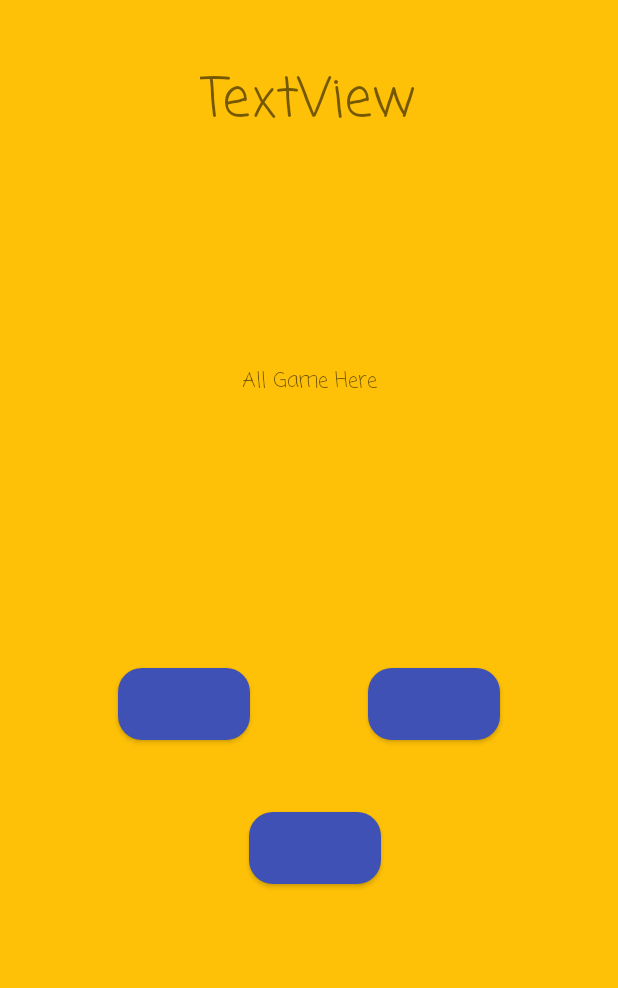
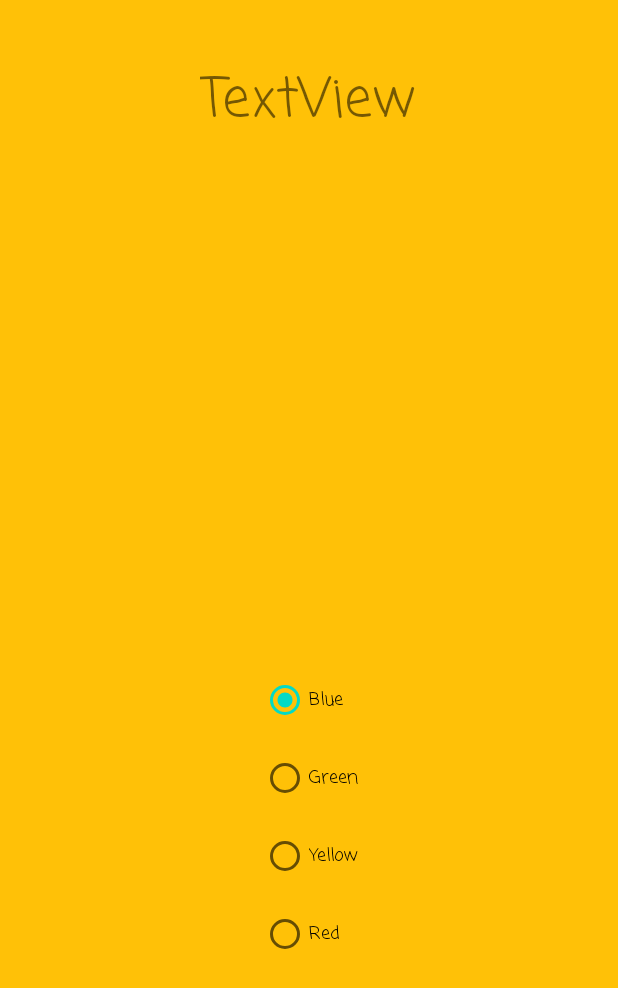
Before and after one commit to dino-sunny/kidsQ, an Android app: the layout questions_fragment.xml on its own in the app's theme, with its tools: preview values and no code run, on a phone screen of 412 x 824 dp. Shown: the top 988 px of the screen. Run offline under Robolectric (Android 15) with nearby library versions, the phone set to English and light mode, and no system bars.

Commit message:
questions added

```diff
--- a/app/src/main/res/layout/questions_fragment.xml
+++ b/app/src/main/res/layout/questions_fragment.xml
@@ -21,51 +21,62 @@
             android:layout_height="wrap_content"
             android:layout_marginTop="148dp"
             android:fontFamily="casual"
-            android:text="All Game Here"
             android:textSize="14sp"
             app:layout_constraintEnd_toEndOf="parent"
             app:layout_constraintHorizontal_bias="0.5"
             app:layout_constraintStart_toStartOf="parent"
             app:layout_constraintTop_toBottomOf="@+id/textView" />
 
-        <Button
-            android:id="@+id/button"
+        <RadioGroup
+            android:id="@+id/questionRadioGroup"
             android:layout_width="wrap_content"
             android:layout_height="wrap_content"
-            android:layout_marginTop="180dp"
-            android:background="@drawable/round_button"
-            android:textAllCaps="false"
-            android:textColor="@color/white"
-            app:layout_constraintEnd_toStartOf="@+id/button2"
+            android:layout_marginStart="100dp"
+            android:layout_marginEnd="100dp"
+            android:animateLayoutChanges="true"
+            android:orientation="vertical"
+            app:layout_constraintBottom_toBottomOf="parent"
+            app:layout_constraintEnd_toEndOf="parent"
             app:layout_constraintHorizontal_bias="0.5"
             app:layout_constraintStart_toStartOf="parent"
-            app:layout_constraintTop_toBottomOf="@+id/title" />
+            app:layout_constraintTop_toBottomOf="@+id/title">
 
-        <Button
-            android:id="@+id/button2"
-            android:layout_width="wrap_content"
-            android:layout_height="wrap_content"
-            android:background="@drawable/round_button"
-            android:textAllCaps="false"
-            android:textColor="@color/white"
-            app:layout_constraintBottom_toBottomOf="@+id/button"
-            app:layout_constraintEnd_toEndOf="parent"
-            app:layout_constraintHorizontal_bias="0.5"
-            app:layout_constraintStart_toEndOf="@+id/button"
-            app:layout_constraintTop_toTopOf="@+id/button" />
+            <RadioButton
+                android:id="@+id/firstAnswerRadioButton"
+                android:layout_width="match_parent"
+                android:layout_height="wrap_content"
+                android:layout_marginBottom="20dp"
+                android:checked="true"
+                android:fontFamily="casual"
+                android:textSize="@dimen/answer_text_size"
+                tools:text="Blue" />
 
-        <Button
-            android:id="@+id/button3"
-            android:layout_width="wrap_content"
-            android:layout_height="wrap_content"
-            android:layout_marginTop="48dp"
-            android:background="@drawable/round_button"
-            android:textAllCaps="false"
-            android:textColor="@color/white"
-            app:layout_constraintEnd_toEndOf="parent"
-            app:layout_constraintHorizontal_bias="0.513"
-            app:layout_constraintStart_toStartOf="parent"
-            app:layout_constraintTop_toBottomOf="@+id/button" />
+            <RadioButton
+                android:id="@+id/secondAnswerRadioButton"
+                android:layout_width="match_parent"
+                android:layout_height="wrap_content"
+                android:layout_marginBottom="20dp"
+                android:fontFamily="casual"
+                android:textSize="@dimen/answer_text_size"
+                tools:text="Green" />
+
+            <RadioButton
+                android:id="@+id/thirdAnswerRadioButton"
+                android:layout_width="match_parent"
+                android:layout_height="wrap_content"
+                android:layout_marginBottom="20dp"
+                android:fontFamily="casual"
+                android:textSize="@dimen/answer_text_size"
+                tools:text="Yellow" />
+
+            <RadioButton
+                android:id="@+id/fourthAnswerRadioButton"
+                android:layout_width="match_parent"
+                android:layout_height="wrap_content"
+                android:fontFamily="casual"
+                android:textSize="@dimen/answer_text_size"
+                tools:text="Red" />
+        </RadioGroup>
 
         <TextView
             android:id="@+id/textView"
--- a/app/src/main/res/values/dimens.xml
+++ b/app/src/main/res/values/dimens.xml
@@ -1,3 +1,4 @@
 <resources>
     <dimen name="fab_margin">26dp</dimen>
+    <dimen name="answer_text_size">12sp</dimen>
 </resources>
```
Also changed, not shown: app/src/main/java/com/dino/kidsq/questions/QuestionsFragment.kt (+28 -5 lines), app/src/main/java/com/dino/kidsq/questions/QuestionsViewModel.kt (+11 -23 lines).
